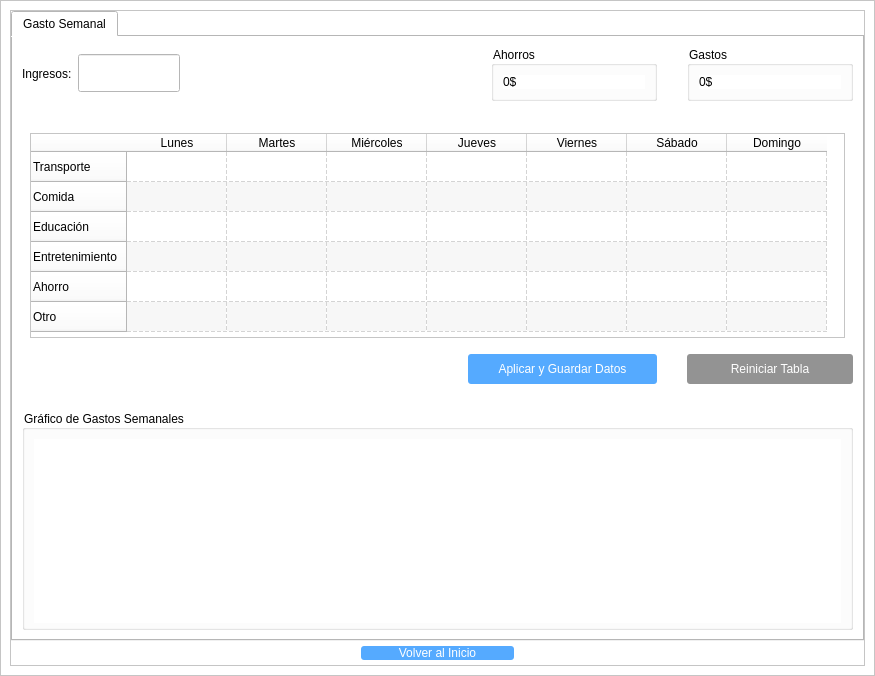
Before: the Qt Designer form resources/templates/finanzas.ui in Danico19827/SLI_Trabajo_Final, drawn with Qt 5.
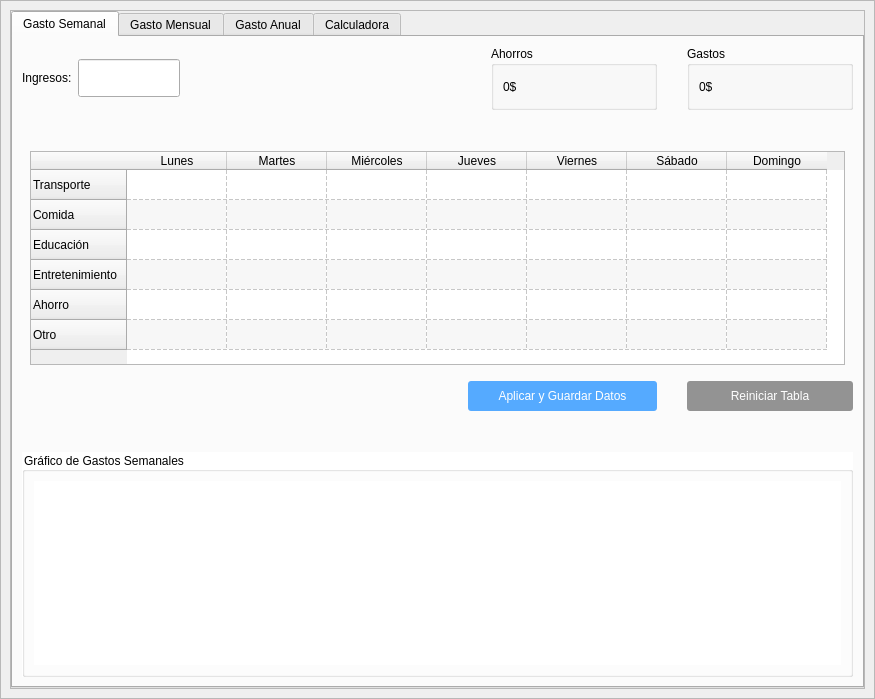
After: the same form once the commit is applied. Icons and pictures are not drawn.

Diff of the .ui file:
```diff
--- a/resources/templates/finanzas.ui
+++ b/resources/templates/finanzas.ui
@@ -7,7 +7,7 @@
     <x>0</x>
     <y>0</y>
     <width>875</width>
-    <height>676</height>
+    <height>699</height>
    </rect>
   </property>
   <property name="windowTitle">
@@ -36,7 +36,11 @@
     <item>
      <widget class="QFrame" name="frame">
       <property name="styleSheet">
-       <string notr="true">background-color: rgb(255, 255, 255);</string>
+       <string notr="true">#finanzasFondo{
+	background-image: url(imagenes/fondo.png);
+}
+
+</string>
       </property>
       <property name="frameShape">
        <enum>QFrame::StyledPanel</enum>
@@ -285,6 +289,9 @@
               </item>
               <item row="6" column="1" colspan="18">
                <widget class="QLabel" name="conclusion_txt">
+                <property name="styleSheet">
+                 <string notr="true"/>
+                </property>
                 <property name="text">
                  <string/>
                 </property>
@@ -366,7 +373,7 @@
                  </size>
                 </property>
                 <property name="styleSheet">
-                 <string notr="true"/>
+                 <string notr="true">background-color: rgb(255, 255, 255);</string>
                 </property>
                 <property name="title">
                  <string>Gráfico de Gastos Semanales</string>
@@ -740,27 +747,21 @@
               </item>
              </layout>
             </widget>
-           </widget>
-          </item>
-          <item>
-           <widget class="QPushButton" name="btnInicio">
-            <property name="styleSheet">
-             <string notr="true">#btnInicio{
-	margin: 5px 350px;
-	color: rgb(255, 255, 255);
-	background-color: rgb(85, 170, 255);
-	border-radius: 3px;	
-}
-
-#btnInicio:hover{
-	background-color: rgb(0, 85, 255);
-}
-
-</string>
-            </property>
-            <property name="text">
-             <string>Volver al Inicio</string>
-            </property>
+            <widget class="QWidget" name="tab_4">
+             <attribute name="title">
+              <string>Gasto Mensual</string>
+             </attribute>
+            </widget>
+            <widget class="QWidget" name="tab_2">
+             <attribute name="title">
+              <string>Gasto Anual</string>
+             </attribute>
+            </widget>
+            <widget class="QWidget" name="tab">
+             <attribute name="title">
+              <string>Calculadora</string>
+             </attribute>
+            </widget>
            </widget>
           </item>
          </layout>
```
Left out of the diff: 12 changed lines with no effect on the pictures.
